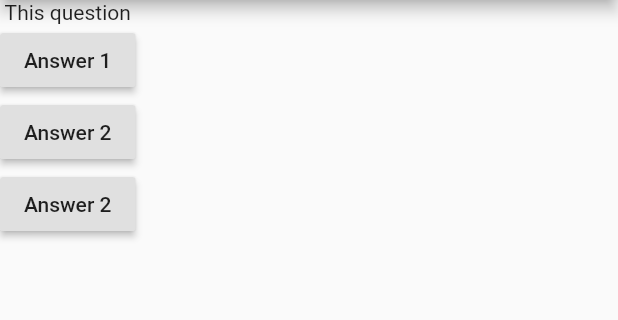
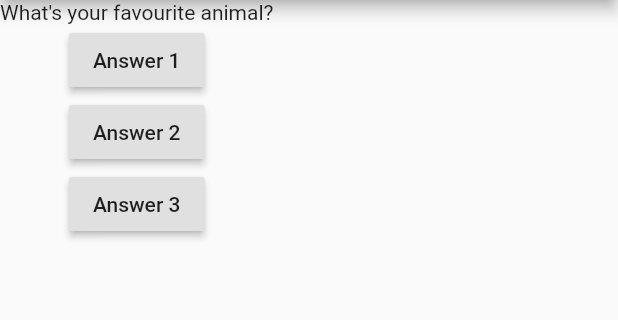
Before and after one commit to thabopali/flutter_firstapp, a Flutter app: the screen it shows after launch, after a tap on "Answer 1", on a phone screen of 412 x 824 dp, the part 84-404 px from its top. Run offline on Flutter 3.47's test engine with Material 2 defaults, Android fonts, the phone set to English and light mode, and no system bars.

Commit message:
Chaged main widget to StatefulWidget

```diff
--- a/lib/main.dart
+++ b/lib/main.dart
@@ -6,31 +6,50 @@ import 'package:flutter/material.dart';
 
 void main() => runApp(MyApp());
 
-class MyApp extends StatelessWidget {
-void answerQuestion(){
-  print('Answer chosen!');
+class MyApp extends StatefulWidget {
+
+  @override
+  State<StatefulWidget> createState() {
+    // TODO: implement createState
+    return MyAppState();
+  }
 }
+
+class MyAppState extends State<MyApp> {
+  var questionIndex = 0;
+
+  void answerQuestion() {
+    setState(() {
+      questionIndex = questionIndex + 1;
+    });
+
+    print(questionIndex);
+  }
 
   @override
   Widget build(BuildContext context) {
+    var questions = [
+      'What\'s your favourite color',
+      'What\'s your favourite animal?'
+    ];
     return MaterialApp(
       home: Scaffold(
         appBar: AppBar(
           title: Text('My First App'),
         ),
         body: Column(children: [
-          Text('This question'),
+          Text(questions[questionIndex]),
           RaisedButton(
             child: Text('Answer 1'),
             onPressed: answerQuestion,
           ),
           RaisedButton(
             child: Text('Answer 2'),
-            onPressed: answerQuestion,
+            onPressed: () => print('Answer 2 chosen'),
           ),
           RaisedButton(
-            child: Text('Answer 2'),
-            onPressed: answerQuestion,
+            child: Text('Answer 3'),
+            onPressed: () => print('Answer 3 chosen'),
           ),
         ]),
       ),
```
